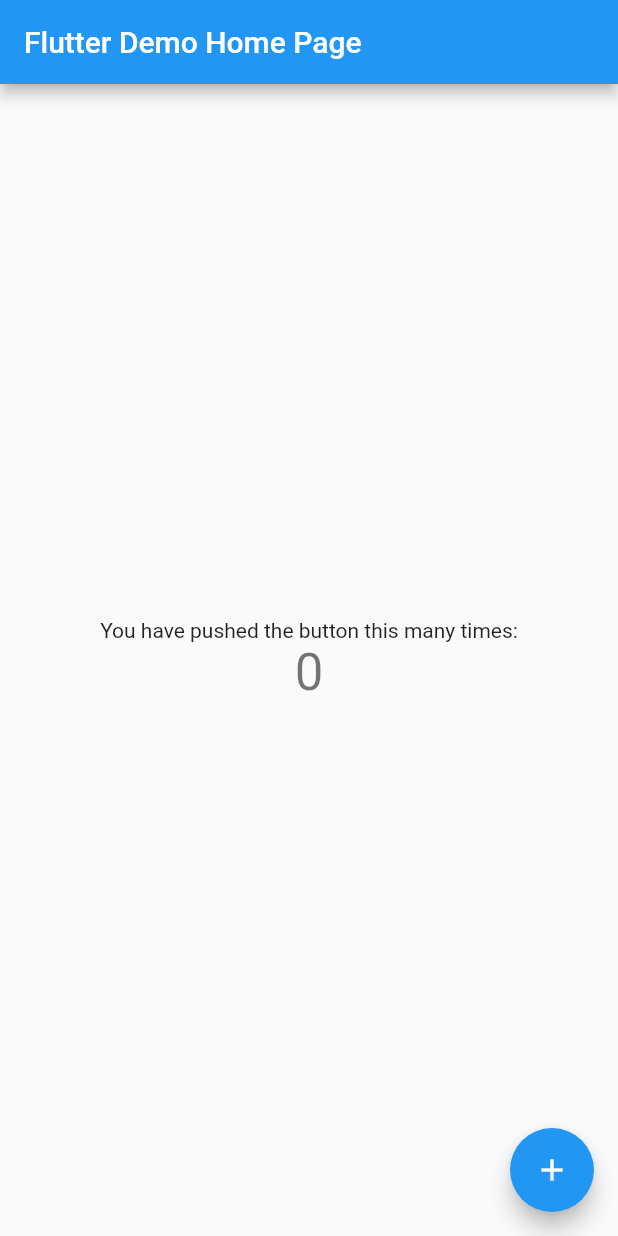
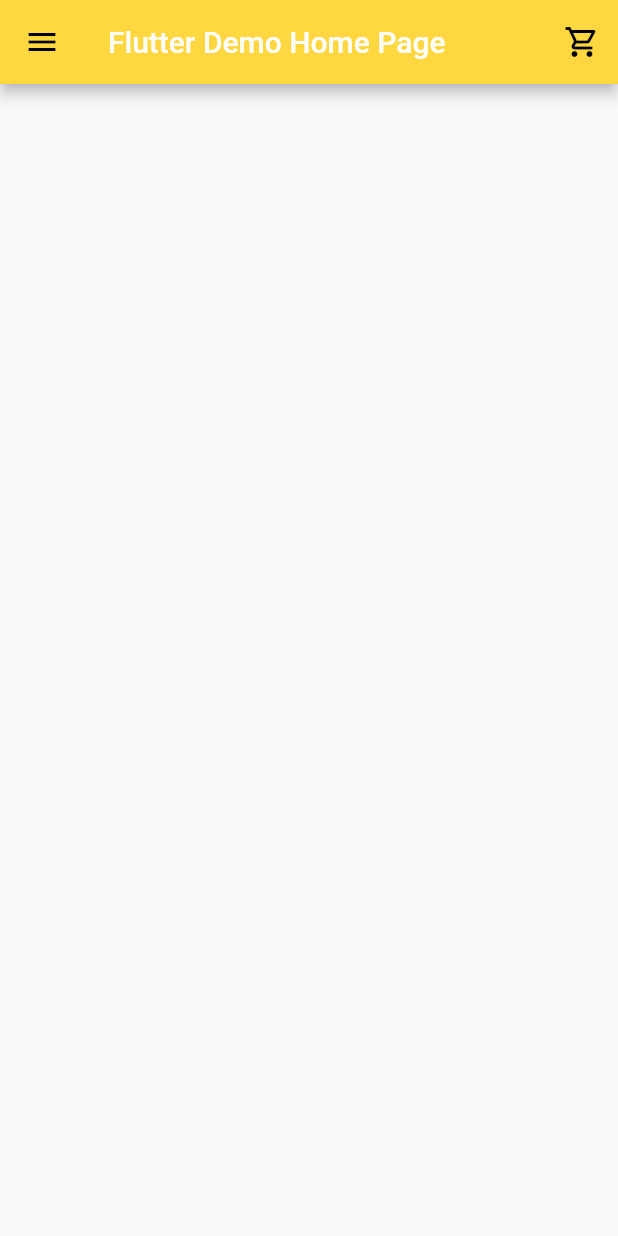
Before and after one commit to DudaDamaceno/mercadoAberto, a Flutter app: the screen it shows after launch, on a phone screen of 412 x 824 dp. Run offline on Flutter 3.47's test engine with Material 2 defaults, Android fonts, the phone set to English and light mode, and no system bars.

Commit message:
começando AppBar

```diff
--- a/lib/main.dart
+++ b/lib/main.dart
@@ -1,3 +1,4 @@
+
 import 'package:flutter/material.dart';
 ///teste
 void main() {
@@ -10,6 +11,7 @@ class MyApp extends StatelessWidget {
   @override
   Widget build(BuildContext context) {
     return MaterialApp(
+      debugShowCheckedModeBanner: false, // tirar a logo DEBUG do canto
       title: 'Flutter Demo',
       theme: ThemeData(
 
@@ -42,32 +44,43 @@ class _MyHomePageState extends State<MyHomePage> {
 
   @override
   Widget build(BuildContext context) {
-
     return Scaffold(
       appBar: AppBar(
 
-        title: Text(widget.title),
+      leading: //deixa o ícone na esquerda e só cabe 1
+          IconButton(
+            icon: Icon(
+              Icons.menu,
+              color: Colors.black,
+            ),
+            onPressed: () {
+            },
+          ),
+
+          title: Text(widget.title),
+
+        actions: [ //deixa o ícone na direita e cabem varios
+          IconButton(
+            icon: Icon(
+              Icons.shopping_cart_outlined ,
+              color: Colors.black,
+            ),
+            onPressed: () {
+            },
+          )
+        ],
+
+
+        //backgroundColor: Colors.yellow, // mudar a cor da barra
+        backgroundColor: Color(0xffffd740),
       ),
       body: Center(
-
         child: Column(
-
           mainAxisAlignment: MainAxisAlignment.center,
           children: <Widget>[
-            const Text(
-              'You have pushed the button this many times:',
-            ),
-            Text(
-              '$_counter',
-              style: Theme.of(context).textTheme.headline4,
-            ),
+
           ],
         ),
-      ),
-      floatingActionButton: FloatingActionButton(
-        onPressed: _incrementCounter,
-        tooltip: 'Increment',
-        child: const Icon(Icons.add),
       ),
     );
   }
```
